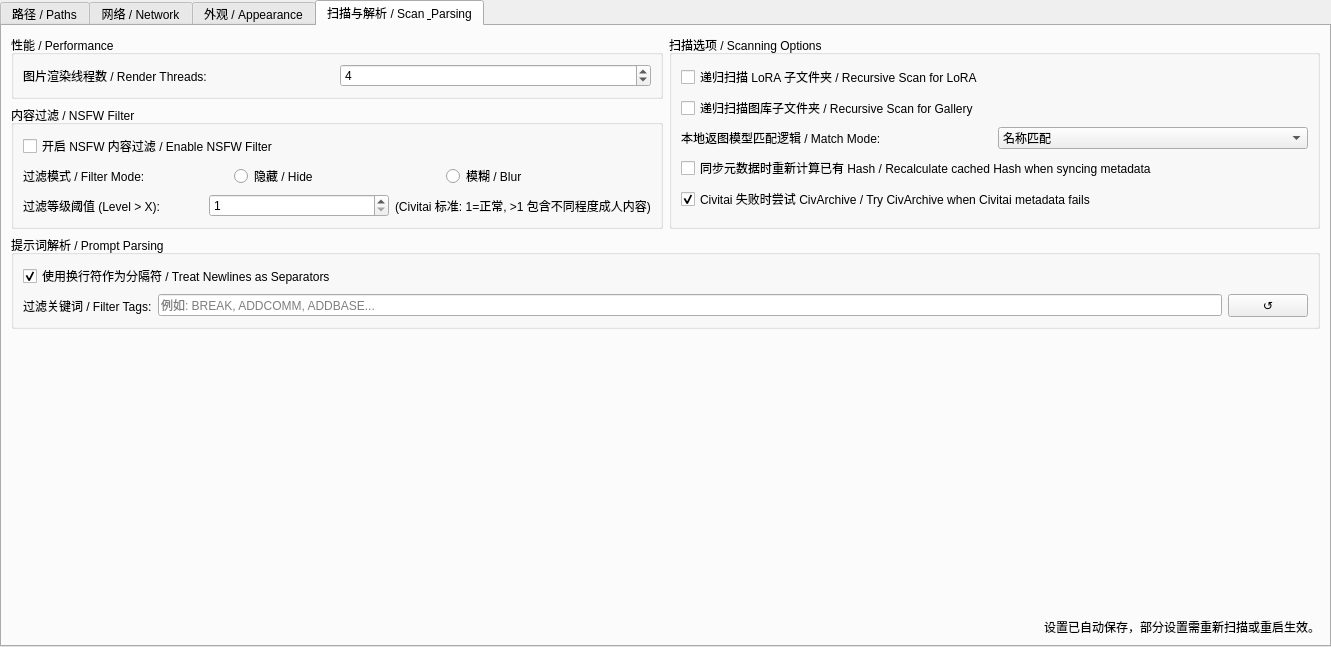
Before: the Qt Designer form pages/settingspage.ui in hanbinhsh/SD-LoRA-Manager, drawn with Qt 5.
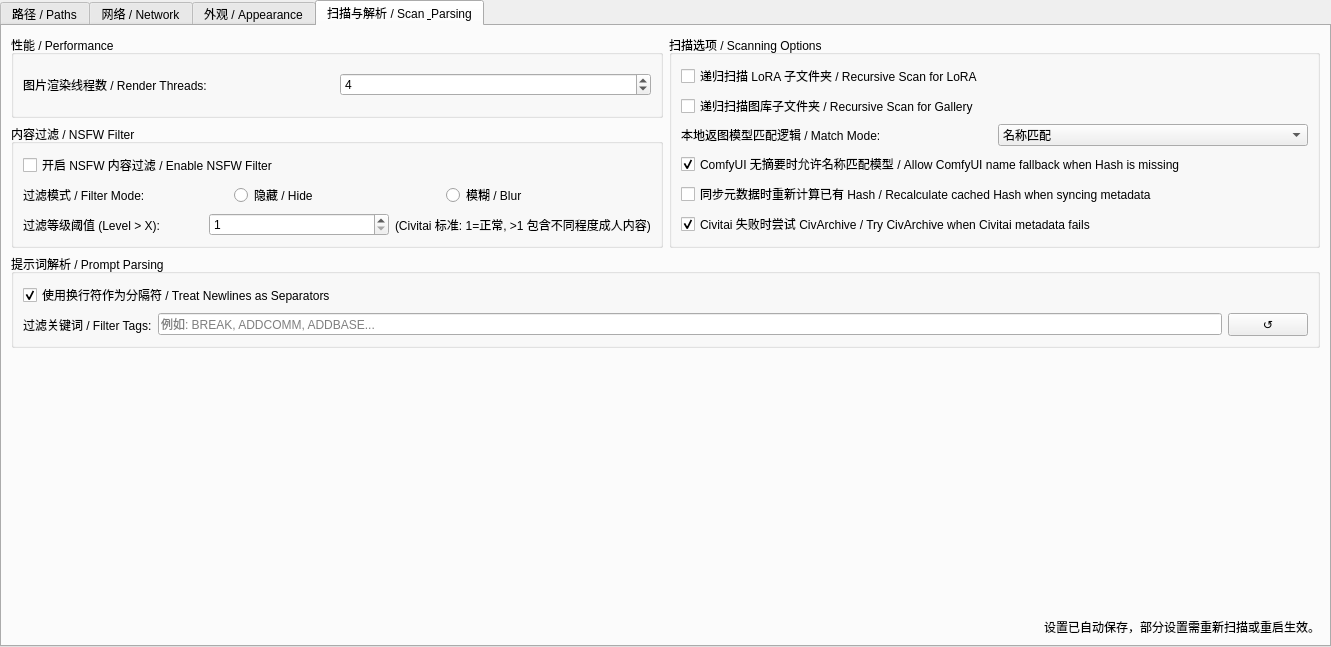
After: the same form once the commit is applied. The open tabs and pages were chosen to show the change.

Diff of the .ui file:
```diff
--- a/pages/settingspage.ui
+++ b/pages/settingspage.ui
@@ -863,6 +863,19 @@
               </item>
              </layout>
             </item>
+            <item>
+             <widget class="QCheckBox" name="chkComfyModelNameFallback">
+              <property name="toolTip">
+               <string>默认开启。ComfyUI 图片通常只保存 Checkpoint/LoRA 名称而没有 Hash；开启后在摘要匹配或严格摘要匹配下，如果图片没有对应摘要，将允许用名称匹配该 ComfyUI 图片。</string>
+              </property>
+              <property name="text">
+               <string>ComfyUI 无摘要时允许名称匹配模型 / Allow ComfyUI name fallback when Hash is missing</string>
+              </property>
+              <property name="checked">
+               <bool>true</bool>
+              </property>
+             </widget>
+            </item>
             <item>
              <widget class="QCheckBox" name="chkRecalculateKnownMetadataHash">
               <property name="toolTip">
```
